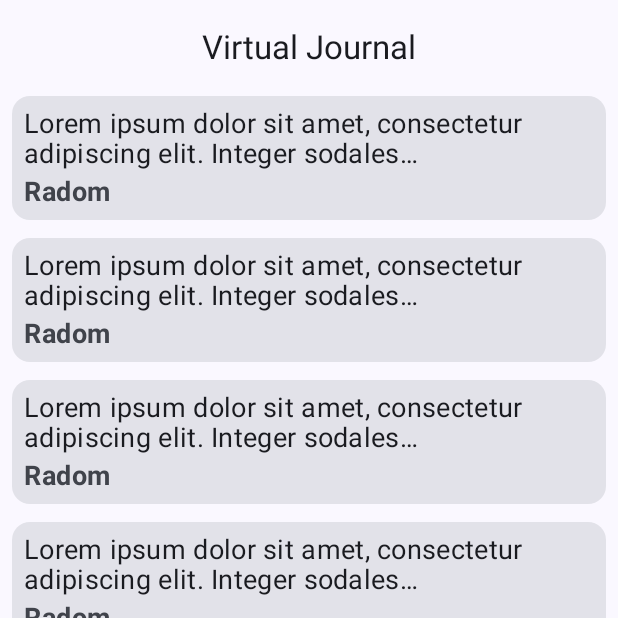
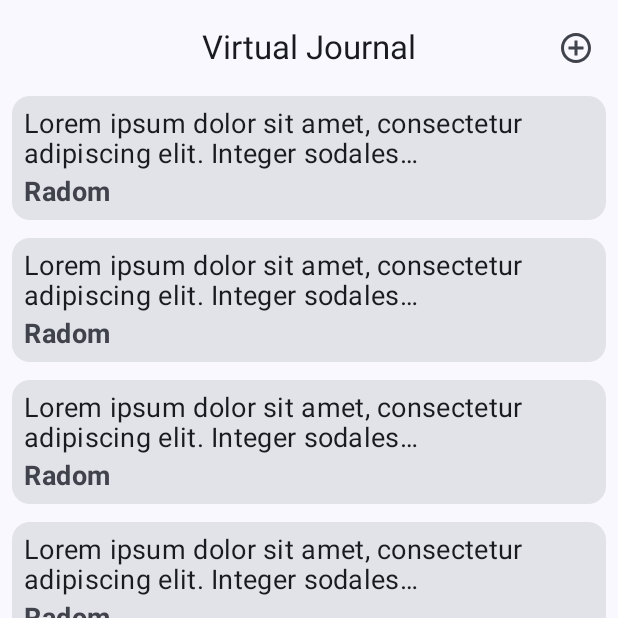
Before and after one commit to KalbarczykDev/VirtualJournal, an Android app built with Jetpack Compose: the screen it shows after launch (MainActivity), on a phone screen of 412 x 824 dp, the top half of it. Run offline under Robolectric (Android 15) with nearby library versions, the phone set to English and light mode, and no system bars; our stand-ins replace Dagger/Hilt's generated code, Room's generated code.

Commit message:
add button

```diff
--- a/app/src/main/java/dev/kalbarczyk/virtualjournal/MainActivity.kt
+++ b/app/src/main/java/dev/kalbarczyk/virtualjournal/MainActivity.kt
@@ -32,6 +32,7 @@ class MainActivity : ComponentActivity() {
                     navController,
                     Destinations.ENTRY_LIST_DESTINATION
                 ){
+                    // Entry list
                     composable(Destinations.ENTRY_LIST_DESTINATION) {
                         val vm: EntryListViewModel = entryListViewModel
 
@@ -44,7 +45,15 @@ class MainActivity : ComponentActivity() {
 
                         EntryListScreen(
                             entries = state,
+                            onAddClicked = {
+                                navController.navigate(Destinations.ADD_ENTRY_DESTINATION)
+                            },
+                            {}
                         )
+
+                    }
+                    // Add entry
+                    composable(Destinations.ADD_ENTRY_DESTINATION) {
 
                     }
                 }
@@ -56,6 +65,7 @@ class MainActivity : ComponentActivity() {
 object Destinations {
     const val ARG_ID = "id"
     const val ENTRY_LIST_DESTINATION = "entry_list"
+    const val ADD_ENTRY_DESTINATION = "add_entry"
     const val DETAILS_DESTINATION = "details/{$ARG_ID}"
 
     fun getRouteForDetails(id: Int): String {
--- a/app/src/main/java/dev/kalbarczyk/virtualjournal/ui/view/EntryListScreen.kt
+++ b/app/src/main/java/dev/kalbarczyk/virtualjournal/ui/view/EntryListScreen.kt
@@ -14,9 +14,13 @@ import androidx.compose.foundation.layout.padding
 import androidx.compose.foundation.layout.systemBars
 import androidx.compose.foundation.lazy.LazyColumn
 import androidx.compose.foundation.lazy.items
+import androidx.compose.material.icons.Icons
+import androidx.compose.material.icons.filled.AddCircleOutline
 import androidx.compose.material3.Card
 import androidx.compose.material3.CenterAlignedTopAppBar
 import androidx.compose.material3.ExperimentalMaterial3Api
+import androidx.compose.material3.Icon
+import androidx.compose.material3.IconButton
 import androidx.compose.material3.MaterialTheme
 import androidx.compose.material3.Scaffold
 import androidx.compose.material3.Text
@@ -36,12 +40,19 @@ import dev.kalbarczyk.virtualjournal.R
 
 @OptIn(ExperimentalMaterial3Api::class)
 @Composable
-fun EntryListScreen(entries: List<JournalEntry>) {
+fun EntryListScreen(entries: List<JournalEntry>,onAddClicked: () -> Unit,onClick: () -> Unit) {
     Scaffold(
         topBar = {
             CenterAlignedTopAppBar(
                 title = { Text(stringResource(R.string.app_name)) },
-                actions = {}
+                actions = {
+                    IconButton(onClick = onAddClicked) {
+                        Icon(
+                            imageVector = Icons.Filled.AddCircleOutline,
+                            contentDescription = stringResource(R.string.add_button_description),
+                        )
+                    }
+                }
             )
         }
     ){ innerPaddings ->
@@ -56,7 +67,7 @@ fun EntryListScreen(entries: List<JournalEntry>) {
             verticalArrangement = Arrangement.spacedBy(12.dp),
         ) {
             items(entries, key = { it.id }) {
-                EntryItemView(it)
+                EntryItemView(it,onClick)
             }
         }
 
@@ -64,11 +75,11 @@ fun EntryListScreen(entries: List<JournalEntry>) {
 }
 
 @Composable
-fun EntryItemView(entry: JournalEntry) {
+fun EntryItemView(entry: JournalEntry,onClick: () -> Unit) {
     Card(
         modifier = Modifier
             .fillMaxWidth()
-            .clickable(onClick = { /* TODO */ })
+            .clickable(onClick = onClick)
     ) {
         Column(modifier = Modifier.padding(8.dp)) {
             Text(
@@ -101,5 +112,5 @@ fun EntryItemView(entry: JournalEntry) {
 @Preview(showBackground = true)
 @Composable
 fun EntryListScreenPreview() {
-    EntryListScreen(entries = previewData)
+    EntryListScreen(entries = previewData,{},{})
 }
--- a/app/src/main/res/values/strings.xml
+++ b/app/src/main/res/values/strings.xml
@@ -1,3 +1,5 @@
 <resources>
     <string name="app_name">Virtual Journal</string>
+
+    <string name="add_button_description">Button For Adding New Entries</string>
 </resources>
```
